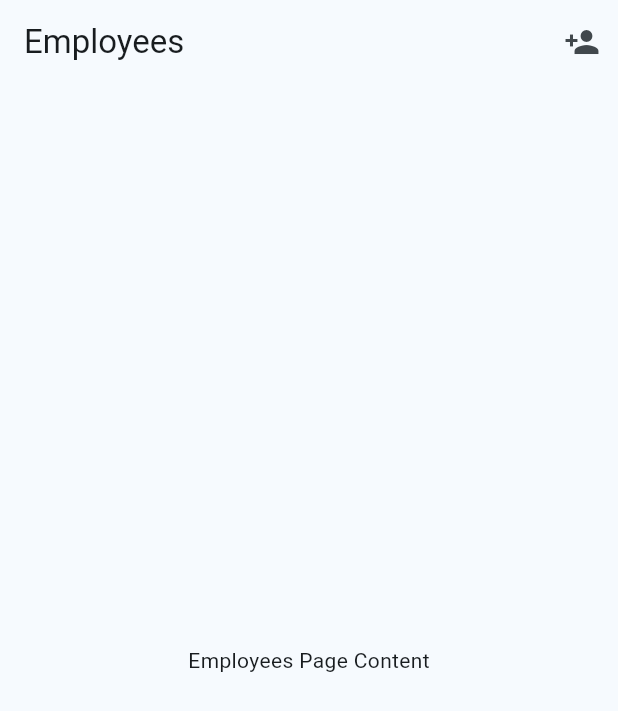
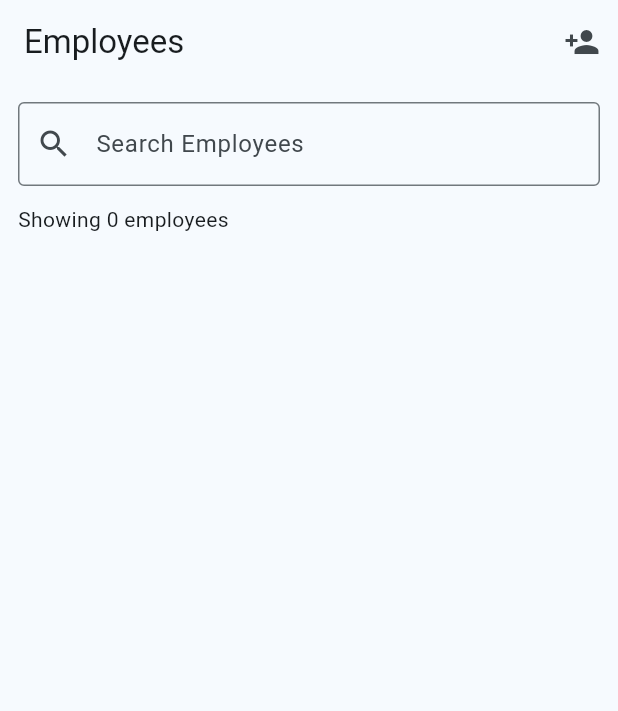
Before and after one commit to Delthoid/payroll_app_opr_test, a Flutter app: the EmployeesPage screen opened by its route, on a phone screen of 412 x 824 dp. Shown: the top 711 px of the screen. Run offline on Flutter 3.47's test engine with Material 3 defaults, Android fonts, the phone set to English and light mode, and no system bars; our stand-ins replace bloc, flutter_bloc, get_it, go_router, sqflite; accounts and stored records are empty.

Commit message:
Implement employee listing functionality with Bloc pattern and integrate it into the UI

```diff
--- a/lib/data/dto/employee/employee_dto.dart
+++ b/lib/data/dto/employee/employee_dto.dart
@@ -12,7 +12,7 @@ class EmployeeDto extends Employee {
 
   factory EmployeeDto.fromJson(Map<String, dynamic> json) {
     return EmployeeDto(
-      id: json['id'] as String,
+      id: (json['id'] ?? 0).toString(),
       firstName: json['first_name'] as String,
       lastName: json['last_name'] as String,
       email: json['email'] as String,
--- /dev/null
+++ b/lib/data/services/employees_service.dart
@@ -0,0 +1,30 @@
+import 'package:payroll_app_opr_test/core/models/api_response.dart';
+import 'package:payroll_app_opr_test/data/dto/employee/employee_dto.dart';
+import 'package:payroll_app_opr_test/data/services/sql_service.dart';
+import 'package:payroll_app_opr_test/domain/entities/employee/employee.dart';
+
+class EmployeesService {
+  final SqlService _sqlService;
+
+  EmployeesService(this._sqlService);
+
+  Future<ApiResponse<List<Employee>>> getEmployees() async {
+    try {
+      final db = await _sqlService.database;
+      final List<Map<String, dynamic>> maps = await db.query('employees', orderBy: 'id DESC');
+
+      final employees = maps.map((map) => EmployeeDto.fromJson(map)).toList();
+      return ApiResponse(
+        data: employees,
+        success: true,
+        message: 'Employees retrieved successfully',
+      );
+    } catch (e) {
+      return ApiResponse(
+        error: 'Database error',
+        success: false,
+        message: 'Error retrieving employees: $e',
+      );
+    }
+  }
+}
--- /dev/null
+++ b/lib/domain/use_cases/employees/get_employees.dart
@@ -0,0 +1,13 @@
+import 'package:payroll_app_opr_test/core/models/api_response.dart';
+import 'package:payroll_app_opr_test/domain/entities/employee/employee.dart';
+import 'package:payroll_app_opr_test/domain/repositories/employee_repository.dart';
+
+class GetEmployees {
+  final EmployeeRepository _employeeRepository;
+
+  GetEmployees(this._employeeRepository);
+
+  Future<ApiResponse<List<Employee>>> call() {
+    return _employeeRepository.getEmployees();
+  }
+}
--- a/lib/main.dart
+++ b/lib/main.dart
@@ -3,6 +3,7 @@ import 'package:flutter_bloc/flutter_bloc.dart';
 import 'package:payroll_app_opr_test/core/bloc_observer.dart';
 import 'package:payroll_app_opr_test/di.dart';
 import 'package:payroll_app_opr_test/presentation/auth/bloc/auth_bloc.dart';
+import 'package:payroll_app_opr_test/presentation/employees/bloc/employees_bloc.dart';
 import 'package:payroll_app_opr_test/presentation/home/cubit/home_page_cubit.dart';
 import 'package:payroll_app_opr_test/router/router.dart';
 
@@ -25,6 +26,7 @@ class MyApp extends StatelessWidget {
       providers: [
         BlocProvider(create: (context) => AuthBloc()),
         BlocProvider(create: (context) => HomePageCubit()),
+        BlocProvider(create: (context) => EmployeesBloc()..add(LoadEmployeesEvent())),
       ],
       child: MaterialApp.router(
         debugShowCheckedModeBanner: false,
--- /dev/null
+++ b/lib/presentation/employees/bloc/employees_bloc.dart
@@ -0,0 +1,30 @@
+import 'package:bloc/bloc.dart';
+import 'package:get_it/get_it.dart';
+import 'package:meta/meta.dart';
+import 'package:payroll_app_opr_test/domain/entities/employee/employee.dart';
+import 'package:payroll_app_opr_test/domain/use_cases/employees/get_employees.dart';
+
+part 'employees_event.dart';
+part 'employees_state.dart';
+
+class EmployeesBloc extends Bloc<EmployeesEvent, EmployeesState> {
+
+  final GetEmployees _getEmployees = GetIt.instance<GetEmployees>();
+
+  EmployeesBloc() : super(EmployeesInitial()) {
+    on<EmployeesEvent>((event, emit) {
+
+    });
+
+    on<LoadEmployeesEvent>((event, emit) async {
+      emit(EmployeesLoading());
+      final response = await _getEmployees.call();
+
+      if (response.success) {
+        emit(EmployeesLoaded(response.data ?? []));
+      } else {
+        emit(EmployeesError(response.error ?? 'An error occurred'));
+      }
+    });
+  }
+}
--- /dev/null
+++ b/lib/presentation/employees/bloc/employees_event.dart
@@ -0,0 +1,6 @@
+part of 'employees_bloc.dart';
+
+@immutable
+sealed class EmployeesEvent {}
+
+final class LoadEmployeesEvent extends EmployeesEvent {}
--- /dev/null
+++ b/lib/presentation/employees/bloc/employees_state.dart
@@ -0,0 +1,20 @@
+part of 'employees_bloc.dart';
+
+@immutable
+sealed class EmployeesState {}
+
+final class EmployeesInitial extends EmployeesState {}
+
+final class EmployeesLoading extends EmployeesState {}
+
+final class EmployeesLoaded extends EmployeesState {
+  final List<Employee> employees;
+
+  EmployeesLoaded(this.employees);
+}
+
+final class EmployeesError extends EmployeesState {
+  final String message;
+
+  EmployeesError(this.message);
+}
--- a/lib/presentation/employees/pages/employee/add_new_employee_page.dart
+++ b/lib/presentation/employees/pages/employee/add_new_employee_page.dart
@@ -3,6 +3,7 @@ import 'package:flutter/services.dart';
 import 'package:flutter_bloc/flutter_bloc.dart';
 import 'package:payroll_app_opr_test/core/utils/validators.dart';
 import 'package:payroll_app_opr_test/domain/entities/employee/employee.dart';
+import 'package:payroll_app_opr_test/presentation/employees/bloc/employees_bloc.dart';
 import 'package:payroll_app_opr_test/presentation/employees/pages/employee/bloc/employee_bloc.dart';
 
 class AddNewEmployeePage extends StatefulWidget {
@@ -43,6 +44,7 @@ class _AddNewEmployeePageState extends State<AddNewEmployeePage> {
         }
 
         if (state is EmployeeSuccess) {
+          context.read<EmployeesBloc>().add(LoadEmployeesEvent());
           Navigator.of(context).pop();
           Navigator.of(context).pop();
           ScaffoldMessenger.of(context).showSnackBar(
--- a/lib/presentation/employees/pages/employees_page.dart
+++ b/lib/presentation/employees/pages/employees_page.dart
@@ -1,5 +1,7 @@
 import 'package:flutter/material.dart';
+import 'package:flutter_bloc/flutter_bloc.dart';
 import 'package:go_router/go_router.dart';
+import 'package:payroll_app_opr_test/presentation/employees/bloc/employees_bloc.dart';
 import 'package:payroll_app_opr_test/router/router.dart';
 
 class EmployeesPage extends StatefulWidget {
@@ -12,6 +14,11 @@ class EmployeesPage extends StatefulWidget {
 class _EmployeesPageState extends State<EmployeesPage> {
   @override
   Widget build(BuildContext context) {
+    return BlocConsumer<EmployeesBloc, EmployeesState>(
+      listener: (context, state) {
+
+      },
+      builder: (context, state) {
         return Scaffold(
           appBar: AppBar(
             title: const Text('Employees'),
@@ -27,7 +34,69 @@ class _EmployeesPageState extends State<EmployeesPage> {
               ),
             ],
           ),
-      body: Center(child: Text('Employees Page Content')),
+          body: Builder(
+            builder: (context) {
+              if (state is EmployeesInitial || state is EmployeesLoading) {
+                return Center(child: CircularProgressIndicator());
+              }
+
+              if (state is EmployeesLoaded) {
+                return Padding(
+                  padding: const EdgeInsets.symmetric(horizontal: 12.0),
+                  child: Column(
+                    crossAxisAlignment: CrossAxisAlignment.start,
+                    spacing: 12,
+                    children: [
+                      const SizedBox.shrink(),
+                      TextField(
+                        decoration: InputDecoration(
+                          labelText: 'Search Employees',
+                          prefixIcon: Icon(Icons.search),
+                          border: OutlineInputBorder(),
+                        ),
+                        onChanged: (value) {
+                          // Implement search functionality here
+                        },
+                      ),
+
+                      Text('Showing ${state.employees.length} employees'),
+
+                      Expanded(
+                        child: ListView.separated(
+                          itemBuilder: (context, index) {
+                            final employee = state.employees[index];
+                            return ListTile(
+                              leading: CircleAvatar(
+                                child: Text('${employee.firstName[0]}${employee.lastName[0]}'.toUpperCase()),
+                              ),
+                              title: Text(employee.firstName),
+                              subtitle: Text(employee.position),
+                              onTap: () {
+
+                              },
+                            );
+                          },
+                          separatorBuilder: (context, index) {
+                            return Divider();
+                          },
+                          shrinkWrap: true,
+                          itemCount: state.employees.length,
+                        ),
+                      ),
+                    ],
+                  ),
+                );
+              }
+
+              if (state is EmployeesError) {
+                return Center(child: Text(state.message));
+              }
+
+              return Center(child: Text('Unexpected state: $state'));
+            },
+          ),
+        );
+      },
     );
   }
 }
--- a/lib/router/router.dart
+++ b/lib/router/router.dart
@@ -59,7 +59,7 @@ class AppRouter {
       GoRoute(
         path: RoutePaths.employeeList,
         name: RouteNames.employeeList,
-        builder: (context, state) => const EmployeesPage(),
+        builder: (context, state) => EmployeesPage(),
         routes: [
           GoRoute(
             path: RoutePaths.employeeCreate,
```
Also changed, not shown: lib/data/repositories/employee_repository_impl.dart (+4 -3 lines), lib/di.dart (+6 -1 lines), lib/domain/repositories/employee_repository.dart (line endings or trailing spaces). Lines whose indentation alone changed are shown as unchanged.
